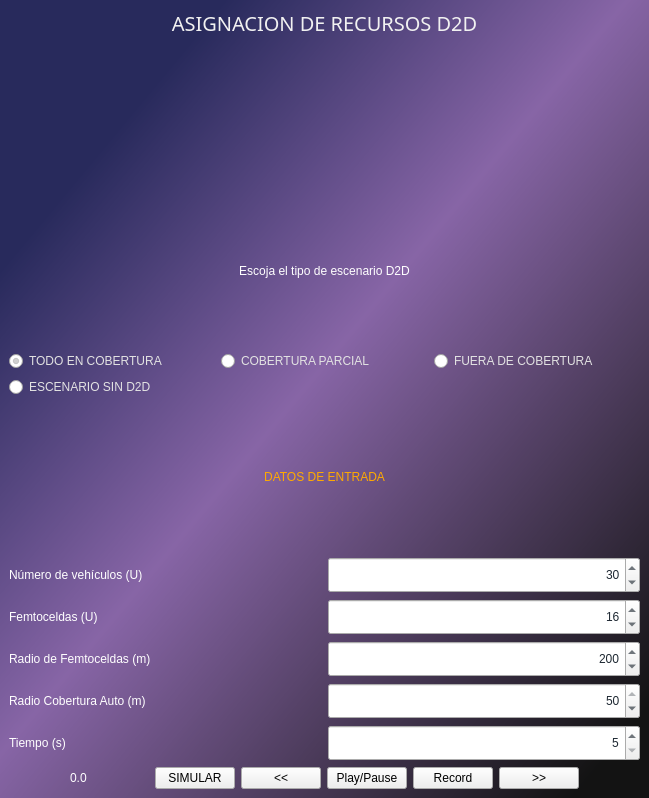
The window that GUI.ui (MiguelM13/D2Dsimulator) describes before a commit, drawn with Qt 5.
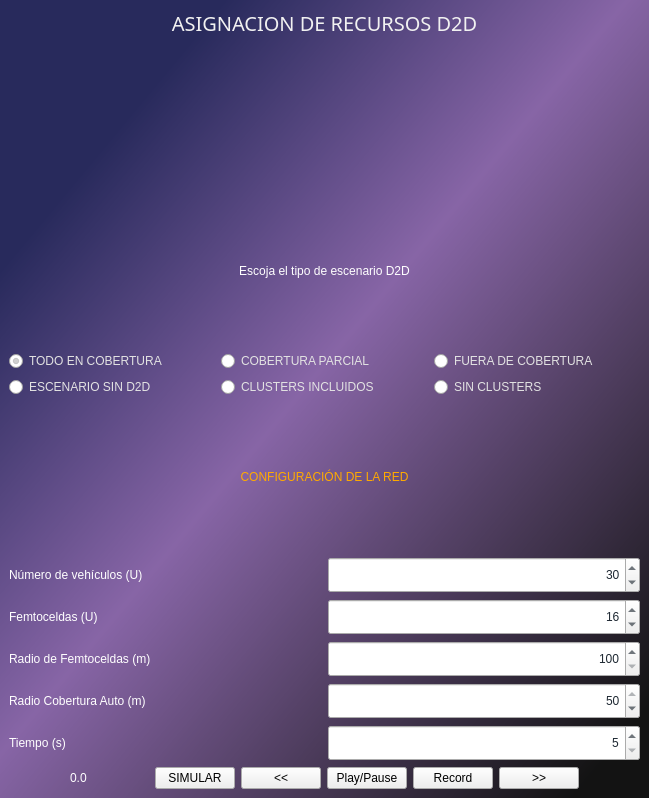
The same window after the commit. Icons and pictures are not drawn.

Commit message: cambios clusters

```diff
--- a/GUI.ui
+++ b/GUI.ui
@@ -160,6 +160,8 @@
      </layout>
     </item>
     <item>
+     <layout class="QHBoxLayout" name="horizontalLayout_2">
+      <item>
      <widget class="QRadioButton" name="selector4">
       <property name="text">
        <string>ESCENARIO SIN D2D</string>
@@ -167,6 +169,22 @@
      </widget>
     </item>
     <item>
+       <widget class="QRadioButton" name="selector5">
+        <property name="text">
+         <string>CLUSTERS INCLUIDOS</string>
+        </property>
+       </widget>
+      </item>
+      <item>
+       <widget class="QRadioButton" name="selector6">
+        <property name="text">
+         <string>SIN CLUSTERS</string>
+        </property>
+       </widget>
+      </item>
+     </layout>
+    </item>
+    <item>
      <widget class="QLabel" name="labelData">
       <property name="sizePolicy">
        <sizepolicy hsizetype="Preferred" vsizetype="Minimum">
@@ -175,7 +193,7 @@
        </sizepolicy>
       </property>
       <property name="text">
-       <string>DATOS DE ENTRADA</string>
+       <string>CONFIGURACIÓN DE LA RED</string>
       </property>
       <property name="scaledContents">
        <bool>false</bool>
@@ -268,13 +286,13 @@
          <set>Qt::AlignRight|Qt::AlignTrailing|Qt::AlignVCenter</set>
         </property>
         <property name="minimum">
-         <number>50</number>
+         <number>100</number>
         </property>
         <property name="maximum">
          <number>500</number>
         </property>
         <property name="value">
-         <number>200</number>
+         <number>100</number>
         </property>
        </widget>
       </item>
```
Lines whose indentation alone changed are shown as unchanged. The commit also changes 9 other files.
